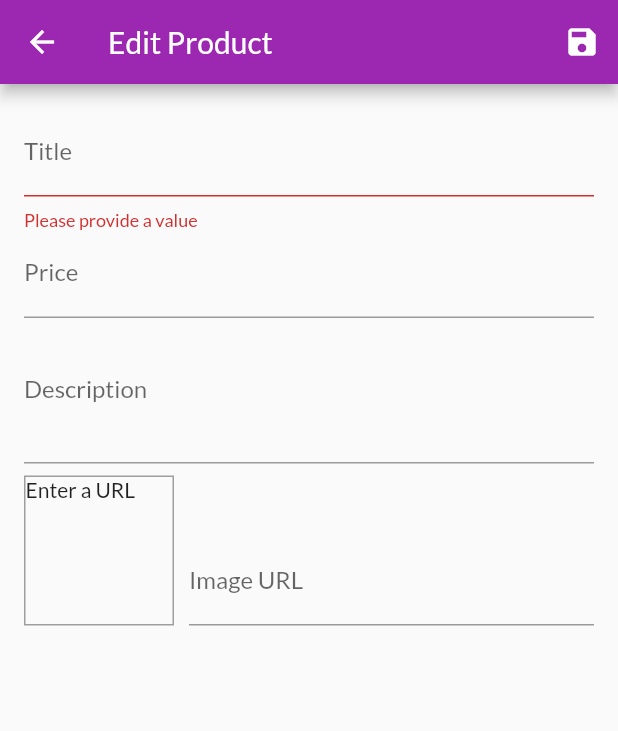
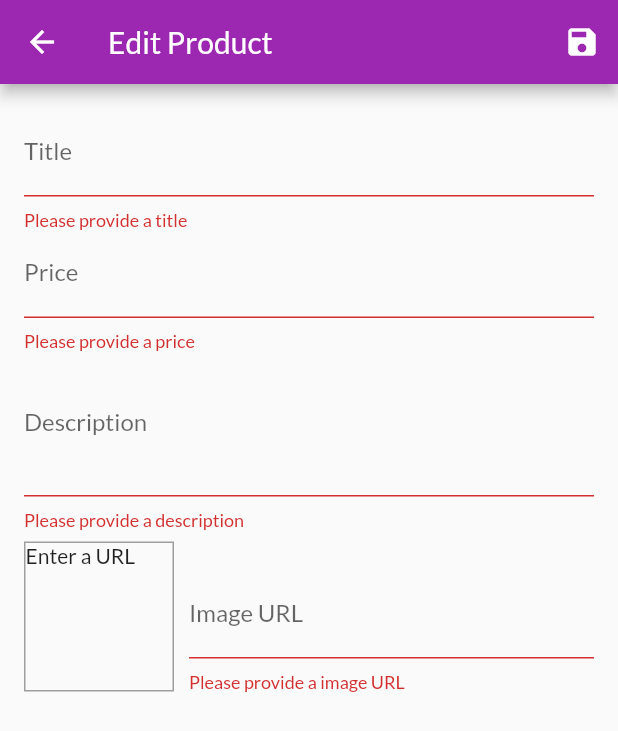
Before and after one commit to nicoproto/shop_flutter_app, a Flutter app: the EditProductScreen screen opened by its route, after a tap on the "save" icon, on a phone screen of 412 x 824 dp. Shown: the top 731 px of the screen. Run offline on Flutter 3.47's test engine with Material 2 defaults, Android fonts, the phone set to English and light mode, and no system bars; statements that could not run were skipped.

Commit message:
Adding validation to all inputs

```diff
--- a/lib/screens/edit_product_screen.dart
+++ b/lib/screens/edit_product_screen.dart
@@ -31,6 +31,10 @@ class _EditProductScreenState extends State<EditProductScreen> {
 
   void _updateImageUrl() {
     if (!_imageUrlFocusNode.hasFocus) {
+      if (!_imageUrlController.text.startsWith('http') && !_imageUrlController.text.startsWith('https')) {
+        return;
+      }
+
       setState(() {});
     }
   }
@@ -94,7 +98,7 @@ class _EditProductScreenState extends State<EditProductScreen> {
                 },
                 validator: (value) {
                   if (value.isEmpty) {
-                    return 'Please provide a value';
+                    return 'Please provide a title';
                   }
                   return null;
                 },
@@ -116,6 +120,18 @@ class _EditProductScreenState extends State<EditProductScreen> {
                     id: null,
                   );
                 },
+                validator: (value) {
+                  if (value.isEmpty) {
+                    return 'Please provide a price';
+                  }
+                  if (double.tryParse(value) == null) {
+                    return 'Please provide valid number';
+                  }
+                  if (double.tryParse(value) <= 0) {
+                    return 'Please provide a number greater than zero';
+                  }
+                  return null;
+                },
               ),
               TextFormField(
                 decoration: InputDecoration(labelText: 'Description',),
@@ -133,6 +149,15 @@ class _EditProductScreenState extends State<EditProductScreen> {
                     imageUrl: _editedProduct.imageUrl,
                     id: null,
                   );
+                },
+                validator: (value) {
+                  if (value.isEmpty) {
+                    return 'Please provide a description';
+                  }
+                  if (value.length < 10) {
+                    return 'Should be at least 10 characters long';
+                  }
+                  return null;
                 },
               ),
               Row(
@@ -176,6 +201,15 @@ class _EditProductScreenState extends State<EditProductScreen> {
                             id: null,
                           );
                         },
+                        validator: (value) {
+                          if (value.isEmpty) {
+                            return 'Please provide a image URL';
+                          }
+                          if (!value.startsWith('http') && !value.startsWith('https')) {
+                            return 'Please provide a valid URL';
+                          }
+                          return null;
+                        },
                       ),
                   ),
                 ],
```
